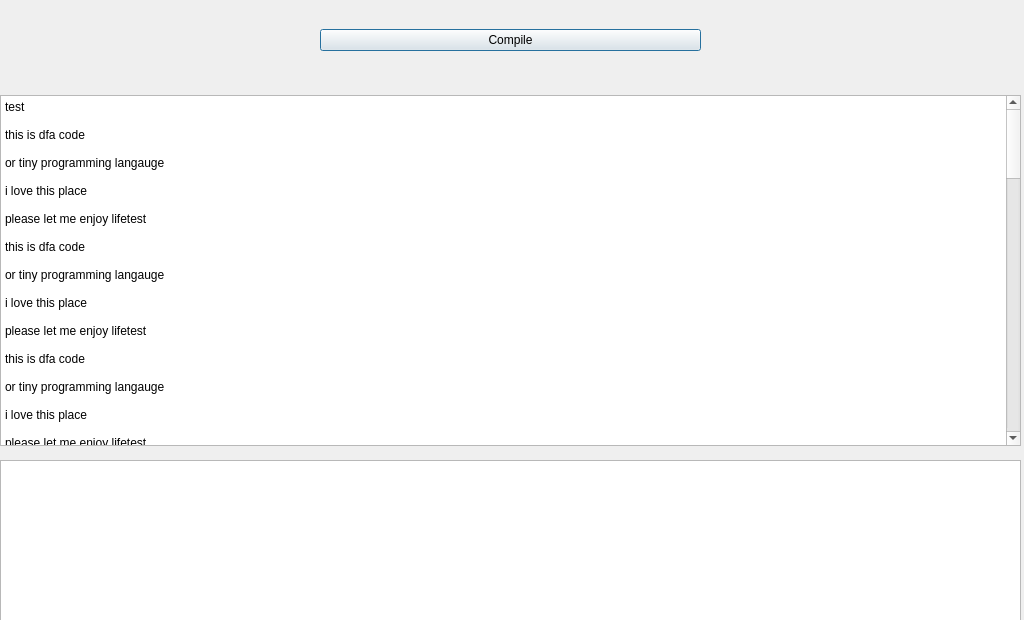
The window that mainscreen.ui (bishoyhanykamel/CompilersProject) describes before a commit, drawn with Qt 5.
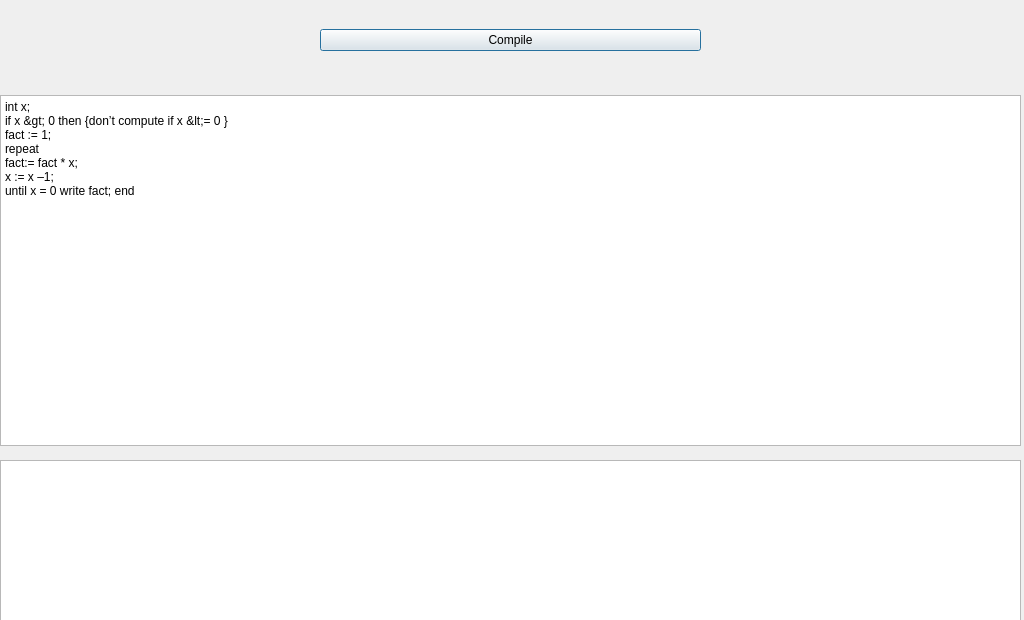
The same window after the commit.

Commit message: - Error detection and stopping of scanner

The edit to the form file:
```diff
--- a/mainscreen.ui
+++ b/mainscreen.ui
@@ -108,119 +108,13 @@
 </string>
       </property>
       <property name="plainText">
-       <string>test
-
-this is dfa code
-
-or tiny programming langauge
-
-i love this place
-
-please let me enjoy lifetest
-
-this is dfa code
-
-or tiny programming langauge
-
-i love this place
-
-please let me enjoy lifetest
-
-this is dfa code
-
-or tiny programming langauge
-
-i love this place
-
-please let me enjoy lifetest
-
-this is dfa code
-
-or tiny programming langauge
-
-i love this place
-
-please let me enjoy lifetest
-
-this is dfa code
-
-or tiny programming langauge
-
-i love this place
-
-please let me enjoy lifetest
-
-this is dfa code
-
-or tiny programming langauge
-
-i love this place
-
-please let me enjoy lifetest
-
-this is dfa code
-
-or tiny programming langauge
-
-i love this place
-
-please let me enjoy lifetest
-
-this is dfa code
-
-or tiny programming langauge
-
-i love this place
-
-please let me enjoy lifetest
-
-this is dfa code
-
-or tiny programming langauge
-
-i love this place
-
-please let me enjoy lifetest
-
-this is dfa code
-
-or tiny programming langauge
-
-i love this place
-
-please let me enjoy lifetest
-
-this is dfa code
-
-or tiny programming langauge
-
-i love this place
-
-please let me enjoy lifetest
-
-this is dfa code
-
-or tiny programming langauge
-
-i love this place
-
-please let me enjoy lifetest
-
-this is dfa code
-
-or tiny programming langauge
-
-i love this place
-
-please let me enjoy lifetest
-
-this is dfa code
-
-or tiny programming langauge
-
-i love this place
-
-please let me enjoy life</string>
+       <string>int x; 
+if x &gt; 0 then {don’t compute if x &lt;= 0 }
+fact := 1;
+repeat 
+fact:= fact * x;
+x := x –1; 
+until x = 0 write fact; end</string>
       </property>
      </widget>
     </item>
```
Left out of the diff: 2 changed lines with no effect on the pictures. The commit also changes 2 other files.
